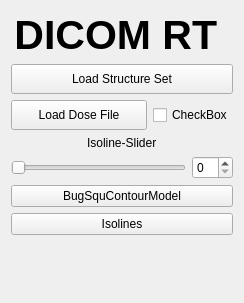
Before: the Qt Designer form Plugins/org.mitk.dicomrtview/src/internal/DcmRTVControls.ui in MITK/MITK, drawn with Qt 5.
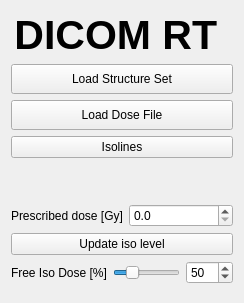
After: the same form once the commit is applied.

The edit to the form file:
```diff
--- a/Plugins/org.mitk.dicomrtview/src/internal/DcmRTVControls.ui
+++ b/Plugins/org.mitk.dicomrtview/src/internal/DcmRTVControls.ui
@@ -21,7 +21,7 @@
   </property>
   <layout class="QVBoxLayout" name="verticalLayout">
    <item alignment="Qt::AlignHCenter|Qt::AlignVCenter">
-    <widget class="QLabel" name="label">
+    <widget class="QLabel" name="header">
      <property name="minimumSize">
       <size>
        <width>204</width>
@@ -84,53 +84,8 @@
        </property>
       </widget>
      </item>
-     <item>
-      <widget class="QCheckBox" name="checkBox">
-       <property name="sizePolicy">
-        <sizepolicy hsizetype="Fixed" vsizetype="Fixed">
-         <horstretch>0</horstretch>
-         <verstretch>0</verstretch>
-        </sizepolicy>
-       </property>
-       <property name="text">
-        <string>CheckBox</string>
-       </property>
-      </widget>
-     </item>
     </layout>
    </item>
-   <item>
-    <layout class="QVBoxLayout" name="verticalLayout_2">
-     <item alignment="Qt::AlignHCenter">
-      <widget class="QLabel" name="IsolineSlider">
-       <property name="text">
-        <string>Isoline-Slider</string>
-       </property>
-      </widget>
-     </item>
-     <item>
-      <layout class="QHBoxLayout" name="horizontalLayout">
-       <item>
-        <widget class="QSlider" name="isoSlider">
-         <property name="orientation">
-          <enum>Qt::Horizontal</enum>
-         </property>
-        </widget>
-       </item>
-       <item>
-        <widget class="QSpinBox" name="spinBox"/>
-       </item>
-      </layout>
-     </item>
-    </layout>
-   </item>
-   <item>
-    <widget class="QPushButton" name="contourModelExampleButton">
-     <property name="text">
-      <string>BugSquContourModel</string>
-     </property>
-    </widget>
-   </item>
    <item>
     <widget class="QPushButton" name="btn_isolines">
      <property name="text">
@@ -138,6 +93,90 @@
      </property>
     </widget>
    </item>
+   <item>
+    <spacer name="verticalSpacer">
+     <property name="orientation">
+      <enum>Qt::Horizontal</enum>
+     </property>
+     <property name="sizeHint" stdset="0">
+      <size>
+       <width>40</width>
+       <height>40</height>
+      </size>
+     </property>
+    </spacer>
+   </item>
+   <item>
+    <layout class="QHBoxLayout" name="horizontalLayout">
+     <item>
+      <widget class="QLabel" name="lblinfo_2">
+       <property name="sizePolicy">
+        <sizepolicy hsizetype="Preferred" vsizetype="Preferred">
+         <horstretch>0</horstretch>
+         <verstretch>0</verstretch>
+        </sizepolicy>
+       </property>
+       <property name="focusPolicy">
+        <enum>Qt::NoFocus</enum>
+       </property>
+       <property name="text">
+        <string>Prescribed dose [Gy]</string>
+       </property>
+      </widget>
+     </item>
+     <item>
+      <widget class="QDoubleSpinBox" name="spinPrescribedDose">
+       <property name="decimals">
+        <number>1</number>
+       </property>
+      </widget>
+     </item>
+    </layout>
+   </item>
+   <item>
+    <widget class="QPushButton" name="btnUpdate">
+     <property name="text">
+      <string>Update iso level</string>
+     </property>
+    </widget>
+   </item>
+   <item>
+    <layout class="QHBoxLayout" name="horizontalLayout_3">
+     <item>
+      <widget class="QLabel" name="label">
+       <property name="text">
+        <string>Free Iso Dose [%]</string>
+       </property>
+      </widget>
+     </item>
+     <item>
+      <widget class="QSlider" name="freeSlider">
+       <property name="maximum">
+        <number>200</number>
+       </property>
+       <property name="value">
+        <number>48</number>
+       </property>
+       <property name="sliderPosition">
+        <number>48</number>
+       </property>
+       <property name="orientation">
+        <enum>Qt::Horizontal</enum>
+       </property>
+      </widget>
+     </item>
+     <item>
+      <widget class="QSpinBox" name="freeBox">
+       <property name="maximum">
+        <number>200</number>
+       </property>
+       <property name="value">
+        <number>50</number>
+       </property>
+      </widget>
+     </item>
+    </layout>
+   </item>
    <item>
     <spacer name="spacer1">
      <property name="orientation">
```
